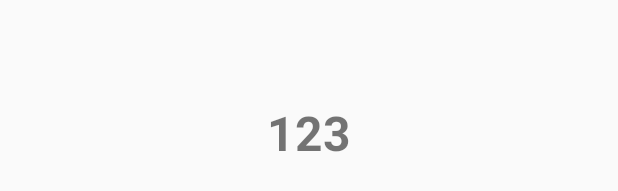
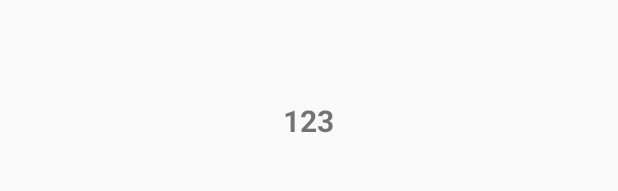
Before and after one commit to jadintasalsabilah/widget5, an Android app: the layout plant_widget.xml on its own in the app's theme, with its tools: preview values and no code run, on a phone screen of 412 x 824 dp. Shown: the part 896-1087 px from the top of the screen. Run offline under Robolectric (Android 15) with nearby library versions, the phone set to English and light mode, and no system bars.

Commit message:
plant_widget

```diff
--- a/app/src/main/res/layout/plant_widget.xml
+++ b/app/src/main/res/layout/plant_widget.xml
@@ -42,7 +42,7 @@
         android:layout_height="wrap_content"
         android:layout_gravity="center_horizontal"
         android:textAlignment="center"
-        android:textSize="32sp"
+        android:textSize="20sp"
         android:textStyle="bold"
         tools:text="123" />
 
```
